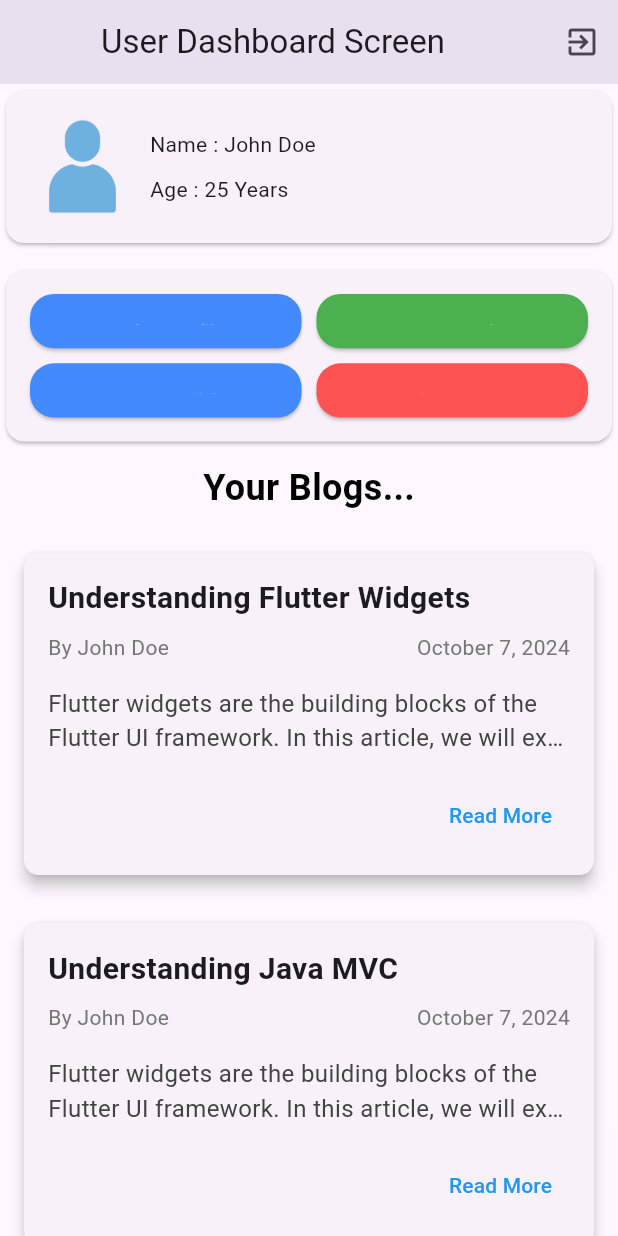
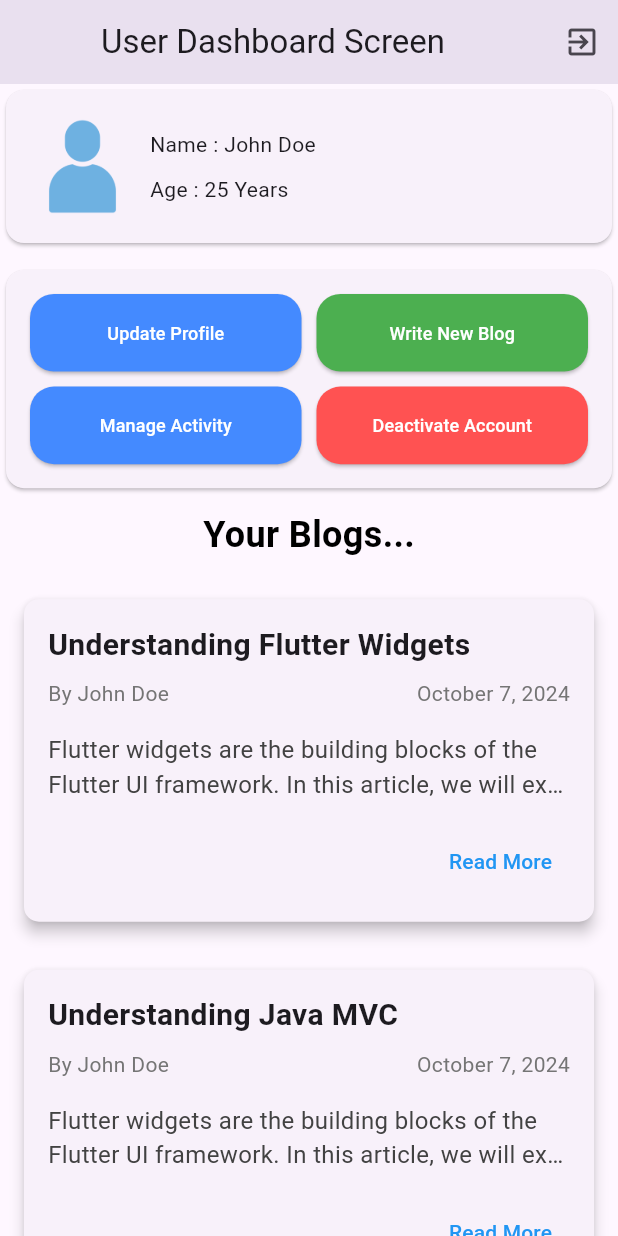
Before and after one commit to ShashankKadam1994/flutter_project, a Flutter app: the screen it shows after launch, on a phone screen of 412 x 824 dp. Run offline on Flutter 3.47's test engine with Material 3 defaults, Android fonts, the phone set to English and light mode, and no system bars; our stand-ins replace email_validator, form_validator, shared_preferences, sqflite, video_player; accounts and stored records are empty.

Commit message:
Button Fixes

```diff
--- a/lib/Task_3/user_dashbord.dart
+++ b/lib/Task_3/user_dashbord.dart
@@ -85,12 +85,19 @@ class _UserDashbord extends State<UserDashbord> {
              Card(
                 child: Padding(
                   padding: const EdgeInsets.all(16.0),
-      child: GridView.count(
+                  child: LayoutBuilder(
+                    builder: (context, constraints) {
+                      double screenWidth = MediaQuery.of(context).size.width;
+
+                      int crossAxisCount = screenWidth > 600 ? 2 : 2;
+                      double childAspectRatio = screenWidth > 600 ? 8.5 : 3.5;
+
+                      return GridView.count(
                         shrinkWrap: true,
-        crossAxisCount: 2,
+                        crossAxisCount: crossAxisCount,
                         mainAxisSpacing: 10.0,
                         crossAxisSpacing: 10.0,
-        childAspectRatio: 5,
+                        childAspectRatio: childAspectRatio,
                         children: [
                           ActionButtons(
                             text: "Update Profile",
@@ -117,6 +124,8 @@ class _UserDashbord extends State<UserDashbord> {
                             textColor: Colors.white,
                           ),
                         ],
+                      );
+                    },
                   ),
                 ),
               ),
--- a/lib/Task_3/widgets/action_buttons.dart
+++ b/lib/Task_3/widgets/action_buttons.dart
@@ -22,13 +22,9 @@ class ActionButtons extends StatelessWidget {
 
   @override
   Widget build(BuildContext context) {
-    double screenWidth = MediaQuery.of(context).size.width;
-    double buttonWidth = screenWidth * 0.4;
-    // double buttonHeight = screenWidth * 0.1;
-    return SizedBox(
-      width: buttonWidth,
-      // height: buttonHeight,
-    child:  ElevatedButton(
+
+    return
+      ElevatedButton(
       onPressed: onPressed,
       style: ElevatedButton.styleFrom(
         backgroundColor: backgroundColor,
@@ -44,6 +40,6 @@ class ActionButtons extends StatelessWidget {
           color: textColor,
         ),
       ),
-    ),);
+    );
   }
 }
```
Lines whose indentation alone changed are shown as unchanged.
